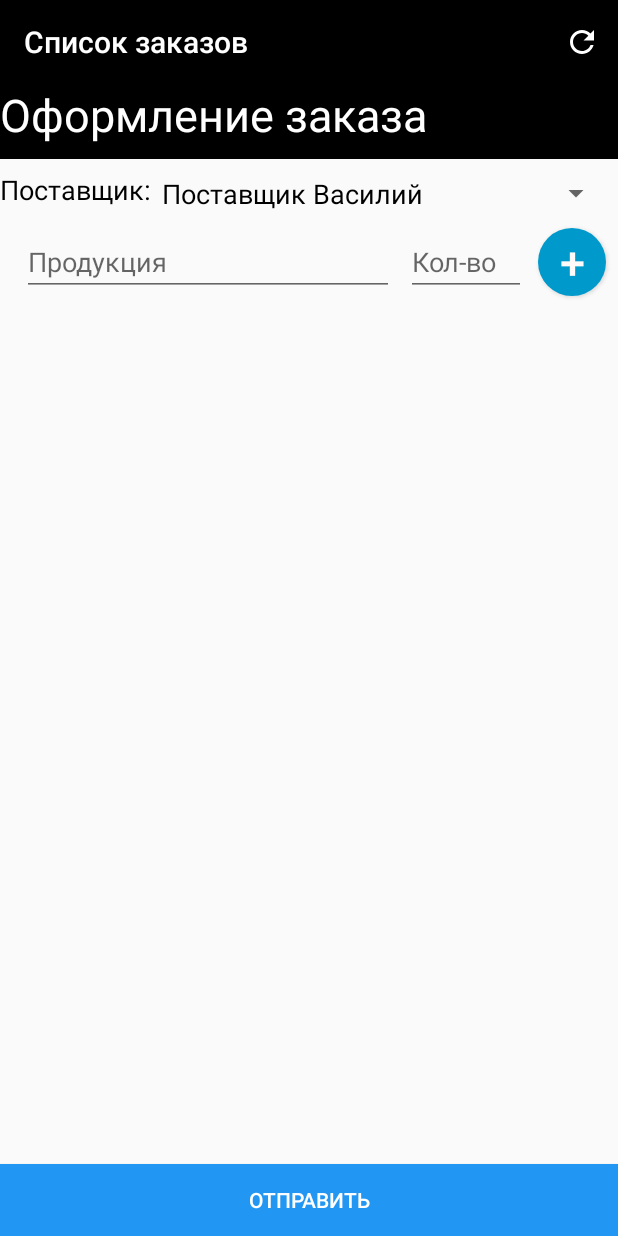
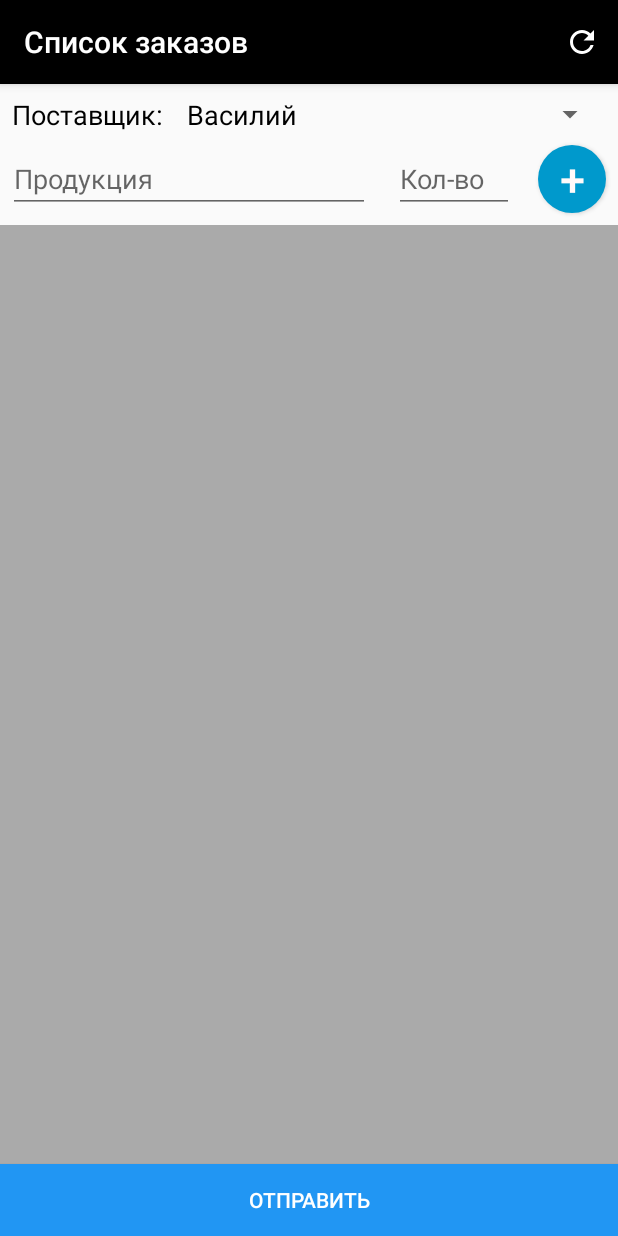
Before and after one commit to SHADESAVE/ZaObed, an Android app: the screen it shows after launch (MainActivity), after a tap on an icon or button, on a phone screen of 412 x 824 dp. Run offline under Robolectric (Android 15) with nearby library versions, the phone set to English and light mode, and no system bars.

Commit message:
update Layout

```diff
--- a/ZaObed/app/src/main/java/com/example/zaobed/fragments/CreateOrderFragment.kt
+++ b/ZaObed/app/src/main/java/com/example/zaobed/fragments/CreateOrderFragment.kt
@@ -31,7 +31,7 @@ class CreateOrderFragment: Fragment(), AdapterView.OnItemSelectedListener{
         recyclerView.adapter = adapter
 
         val spinner: Spinner = view.findViewById(R.id.spinner2)
-        val itemList = arrayOf("Поставщик Василий", "Поставщик Виталий", "Поставщик Володя")
+        val itemList = arrayOf("Василий", "Виталий", "Володя")
 
         button.setOnClickListener{
             val itemName = editText.text
@@ -66,9 +66,9 @@ class CreateOrderFragment: Fragment(), AdapterView.OnItemSelectedListener{
     override fun onItemSelected(arg0: AdapterView<*>, arg1: View, position: Int, id: Long) {
         // use position to know the selected item
         when (position) {
-            0 -> name = "Поставщик Василий"
-            1 -> name = "Поставщик Виталий"
-            2 -> name = "Поставщик Володя"
+            0 -> name = "Василий"
+            1 -> name = "Виталий"
+            2 -> name = "Володя"
         }
     }
     override fun onNothingSelected(arg0: AdapterView<*>) {
--- a/ZaObed/app/src/main/res/layout/fragment_request_2.xml
+++ b/ZaObed/app/src/main/res/layout/fragment_request_2.xml
@@ -6,36 +6,27 @@
                                              android:layout_height="match_parent">
 
 
-    <TextView
-            android:text="Оформление заказа"
-            android:layout_width="match_parent"
-            android:layout_height="50dp"
-            android:id="@+id/textView"
-            app:layout_constraintTop_toTopOf="parent" tools:layout_editor_absoluteX="0dp"
-            android:textAlignment="viewStart"
-            android:textSize="30sp"
-            android:textColor="@android:color/background_light" android:background="@color/colorPrimary"
-            android:textColorHighlight="@color/colorPrimaryDark"/>
     <EditText
-            android:layout_width="248dp"
-            android:layout_height="45dp"
+            android:layout_width="0dp"
+            android:layout_height="wrap_content"
             android:inputType="textPersonName"
             android:ems="10"
             android:id="@+id/editText"
             android:layout_marginTop="8dp"
             app:layout_constraintTop_toBottomOf="@+id/spinner2" app:layout_constraintStart_toStartOf="parent"
-            android:layout_marginStart="8dp" android:layout_marginEnd="8dp"
-            app:layout_constraintEnd_toStartOf="@+id/editText3" android:hint="Продукция"
-            app:layout_constraintHorizontal_bias="1.0"/>
+            android:layout_marginStart="5dp"
+            android:hint="Продукция"
+            android:layout_marginEnd="16dp" app:layout_constraintEnd_toStartOf="@+id/editText3"
+            app:layout_constraintBottom_toBottomOf="@+id/editText3" app:layout_constraintHorizontal_bias="0.4"/>
     <EditText
             android:layout_width="80dp"
-            android:layout_height="45dp"
+            android:layout_height="wrap_content"
             android:inputType="textPersonName"
             android:ems="10"
             android:id="@+id/editText3"
             android:layout_marginTop="8dp"
             app:layout_constraintTop_toBottomOf="@+id/spinner2" app:layout_constraintEnd_toStartOf="@+id/button"
-            android:layout_marginEnd="8dp" android:hint="Кол-во"/>
+            android:layout_marginEnd="16dp" android:hint="Кол-во"/>
     <Button
             android:layout_width="45dp"
             android:layout_height="45dp"
@@ -45,9 +36,10 @@
             android:layout_marginTop="8dp"
             app:layout_constraintTop_toBottomOf="@+id/spinner2"
             app:layout_constraintEnd_toEndOf="parent"
-            android:layout_marginEnd="8dp"
             android:background="@drawable/custom_button"
-            android:textColor="@color/colorPrimaryDark" android:textAlignment="center"/>
+            android:textColor="@color/colorPrimaryDark" android:textAlignment="center"
+            app:layout_constraintBottom_toBottomOf="@+id/editText3" app:layout_constraintVertical_bias="0.0"
+            android:layout_marginEnd="8dp"/>
     <Button
             android:text="Отправить"
             android:layout_width="0dp"
@@ -55,32 +47,35 @@
             android:id="@+id/button2" app:layout_constraintEnd_toEndOf="parent"
             app:layout_constraintStart_toStartOf="parent"
             app:layout_constraintBottom_toBottomOf="parent"
-            android:background="@color/colorAccent" android:textColor="@android:color/background_light"/>
+            android:background="@color/colorAccent" android:textColor="@android:color/background_light"
+    />
     <Spinner
-            android:layout_width="300dp"
-            android:layout_height="30dp"
+            android:layout_width="0dp"
+            android:layout_height="wrap_content"
             android:id="@+id/spinner2"
-            app:layout_constraintTop_toBottomOf="@+id/textView"
-            android:layout_marginTop="8dp" app:layout_constraintEnd_toEndOf="parent" android:layout_marginEnd="4dp"
-    />
+            app:layout_constraintEnd_toEndOf="parent" android:layout_marginEnd="8dp"
+            android:layout_marginTop="8dp" app:layout_constraintTop_toTopOf="parent"
+            app:layout_constraintStart_toEndOf="@+id/textView2" android:layout_marginStart="16dp"/>
     <TextView
             android:text="Поставщик:"
             android:layout_width="wrap_content"
-            android:layout_height="30dp"
+            android:layout_height="wrap_content"
             android:id="@+id/textView2"
-            app:layout_constraintTop_toBottomOf="@+id/textView" android:textSize="18sp"
+            android:textSize="18sp"
             app:layout_constraintStart_toStartOf="parent" android:textColor="@color/colorPrimary"
-            android:layout_marginEnd="8dp" app:layout_constraintEnd_toStartOf="@+id/spinner2"
-            android:layout_marginTop="8dp" app:layout_constraintHorizontal_bias="0.0"/>
+            android:layout_marginTop="8dp"
+            app:layout_constraintTop_toTopOf="parent"
+            app:layout_constraintBottom_toBottomOf="@+id/spinner2" android:layout_marginStart="8dp"
+            app:layout_constraintVertical_bias="0.0"/>
     <android.support.v7.widget.RecyclerView
             android:id="@+id/recview"
-            android:layout_width="395dp"
-            android:layout_height="526dp" android:layout_marginTop="8dp"
+            android:layout_width="0dp"
+            android:layout_height="0dp" android:layout_marginTop="8dp"
+            android:paddingTop="4dp"
             app:layout_constraintTop_toBottomOf="@+id/editText"
-            android:layout_marginBottom="8dp"
-            app:layout_constraintBottom_toTopOf="@+id/button2"
-            app:layout_constraintEnd_toEndOf="parent"
-            android:layout_marginEnd="8dp"/>
+            app:layout_constraintStart_toStartOf="parent"
+            app:layout_constraintBottom_toTopOf="@+id/button2" app:layout_constraintEnd_toEndOf="parent"
+            android:background="@android:color/darker_gray"/>
 
 
 </android.support.constraint.ConstraintLayout>
--- a/ZaObed/app/src/main/res/layout/recycler_view_order_2.xml
+++ b/ZaObed/app/src/main/res/layout/recycler_view_order_2.xml
@@ -6,7 +6,9 @@
         android:layout_width="match_parent"
         android:layout_height="wrap_content"
         app:layout_constraintTop_toTopOf="parent"
-        app:layout_constraintEnd_toEndOf="parent">
+        app:layout_constraintEnd_toEndOf="parent"
+        android:layout_margin="4dp"
+        app:cardCornerRadius="4dp">
 
         <android.support.constraint.ConstraintLayout
                 android:id="@+id/constraint"
```
